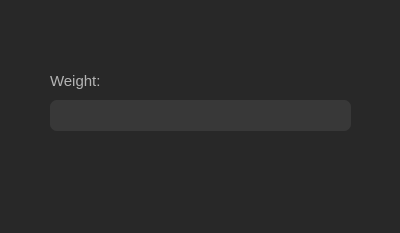
This is resource/gui/ShortestPathWeightDialog.ui in dthung1602/NetworkVisualization as Qt 5 draws it before an edit. The edited form follows.
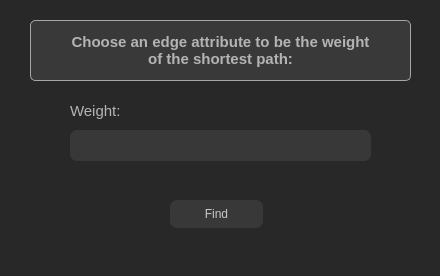
This is the edited form. Icons and pictures are not drawn.

```diff
--- a/resource/gui/ShortestPathWeightDialog.ui
+++ b/resource/gui/ShortestPathWeightDialog.ui
@@ -6,8 +6,8 @@
    <rect>
     <x>0</x>
     <y>0</y>
-    <width>400</width>
-    <height>233</height>
+    <width>440</width>
+    <height>276</height>
    </rect>
   </property>
   <property name="windowTitle">
@@ -19,8 +19,8 @@
   <widget class="QLabel" name="filterLabel">
    <property name="geometry">
     <rect>
-     <x>50</x>
-     <y>70</y>
+     <x>70</x>
+     <y>100</y>
      <width>211</width>
      <height>21</height>
     </rect>
@@ -37,8 +37,8 @@
   <widget class="QComboBox" name="selectWeight">
    <property name="geometry">
     <rect>
-     <x>50</x>
-     <y>100</y>
+     <x>70</x>
+     <y>130</y>
      <width>301</width>
      <height>31</height>
     </rect>
@@ -64,6 +64,65 @@
 }</string>
    </property>
   </widget>
+  <widget class="QPushButton" name="pushButton">
+   <property name="geometry">
+    <rect>
+     <x>170</x>
+     <y>200</y>
+     <width>93</width>
+     <height>28</height>
+    </rect>
+   </property>
+   <property name="styleSheet">
+    <string notr="true">QPushButton{
+                            color: rgb(200, 200, 200);
+                            border-style: 2px solid rgb(200, 200, 200);
+                            border-radius: 7px;
+                            background-color: #383838;
+                            }
+
+                            QPushButton:hover{
+                            background-color: #303030;
+                            }
+                        </string>
+   </property>
+   <property name="text">
+    <string>Find</string>
+   </property>
+  </widget>
+  <widget class="QLabel" name="label">
+   <property name="geometry">
+    <rect>
+     <x>30</x>
+     <y>20</y>
+     <width>381</width>
+     <height>61</height>
+    </rect>
+   </property>
+   <property name="font">
+    <font>
+     <pointsize>-1</pointsize>
+     <weight>75</weight>
+     <bold>true</bold>
+    </font>
+   </property>
+   <property name="styleSheet">
+    <string notr="true">color: rgb(180,180,180);
+font-size: 15px;
+background-color: rgb(57, 57, 57);
+font-weight: bold;
+border: 1px solid rgb(166, 166, 166);
+border-radius: 5px;
+                        </string>
+   </property>
+   <property name="text">
+    <string>Choose an edge attribute to be the weight 
+of the shortest path:</string>
+   </property>
+   <property name="alignment">
+    <set>Qt::AlignCenter</set>
+   </property>
+  </widget>
  </widget>
  <resources/>
  <connections/>
```
